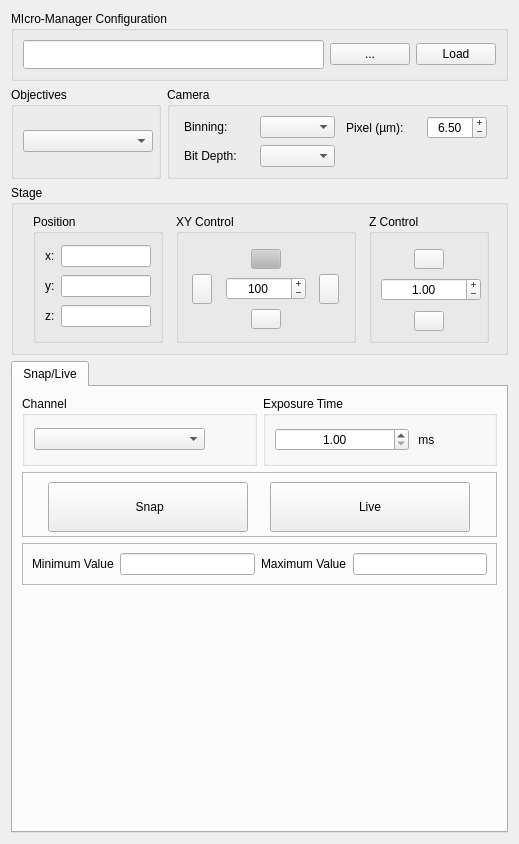
Before: the Qt Designer form micromanager_gui/_ui/micromanager_gui.ui in pymmcore-plus/napari-micromanager, drawn with Qt 5.
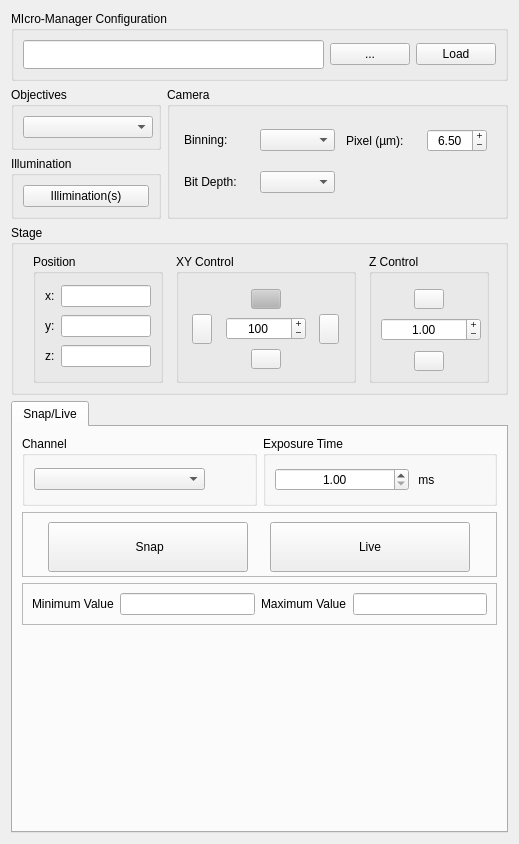
After: the same form once the commit is applied.

Commit message: illumination(s)

```diff
--- a/micromanager_gui/_ui/micromanager_gui.ui
+++ b/micromanager_gui/_ui/micromanager_gui.ui
@@ -10,292 +10,281 @@
     <height>844</height>
    </rect>
   </property>
-  <layout class="QGridLayout" name="gridLayout_3">
-   <item row="4" column="0" colspan="3">
-    <widget class="QTabWidget" name="tabWidget">
-     <property name="enabled">
-      <bool>true</bool>
-     </property>
-     <property name="minimumSize">
+  <layout class="QGridLayout" name="gridLayout_9">
+   <item row="0" column="0">
+    <widget class="QGroupBox" name="groupBox">
+     <property name="maximumSize">
       <size>
-       <width>0</width>
-       <height>0</height>
+       <width>16777215</width>
+       <height>70</height>
       </size>
      </property>
-     <property name="currentIndex">
-      <number>0</number>
+     <property name="title">
+      <string>MIcro-Manager Configuration</string>
      </property>
-     <widget class="QWidget" name="snap_live_tab">
-      <property name="enabled">
-       <bool>true</bool>
-      </property>
-      <attribute name="title">
-       <string>Snap/Live</string>
-      </attribute>
-      <layout class="QGridLayout" name="gridLayout_13">
-       <item row="1" column="0" colspan="2">
-        <widget class="QFrame" name="frame">
-         <property name="maximumSize">
-          <size>
-           <width>16777215</width>
-           <height>65</height>
-          </size>
-         </property>
-         <property name="frameShape">
-          <enum>QFrame::StyledPanel</enum>
-         </property>
-         <property name="frameShadow">
-          <enum>QFrame::Raised</enum>
-         </property>
-         <layout class="QGridLayout" name="gridLayout_10">
-          <item row="0" column="1">
-           <widget class="QPushButton" name="live_Button">
-            <property name="enabled">
-             <bool>true</bool>
-            </property>
-            <property name="minimumSize">
-             <size>
-              <width>200</width>
-              <height>50</height>
-             </size>
-            </property>
-            <property name="maximumSize">
-             <size>
-              <width>200</width>
-              <height>50</height>
-             </size>
-            </property>
-            <property name="text">
-             <string>Live</string>
-            </property>
-           </widget>
-          </item>
-          <item row="0" column="0">
-           <widget class="QPushButton" name="snap_Button">
-            <property name="enabled">
-             <bool>true</bool>
-            </property>
-            <property name="sizePolicy">
-             <sizepolicy hsizetype="Minimum" vsizetype="Fixed">
-              <horstretch>0</horstretch>
-              <verstretch>0</verstretch>
-             </sizepolicy>
-            </property>
-            <property name="minimumSize">
-             <size>
-              <width>200</width>
-              <height>50</height>
-             </size>
-            </property>
-            <property name="maximumSize">
-             <size>
-              <width>200</width>
-              <height>50</height>
-             </size>
-            </property>
-            <property name="text">
-             <string> Snap</string>
-            </property>
-           </widget>
-          </item>
-         </layout>
-        </widget>
-       </item>
-       <item row="0" column="0">
-        <widget class="QGroupBox" name="snap_channel_groupBox">
-         <property name="enabled">
-          <bool>true</bool>
-         </property>
-         <property name="minimumSize">
-          <size>
-           <width>0</width>
-           <height>70</height>
-          </size>
-         </property>
-         <property name="maximumSize">
-          <size>
-           <width>16777215</width>
-           <height>70</height>
-          </size>
-         </property>
-         <property name="title">
-          <string>Channel</string>
-         </property>
-         <layout class="QHBoxLayout" name="horizontalLayout_2">
-          <item>
-           <widget class="QComboBox" name="snap_channel_comboBox">
-            <property name="enabled">
-             <bool>true</bool>
-            </property>
-            <property name="maximumSize">
-             <size>
-              <width>16777215</width>
-              <height>16777215</height>
-             </size>
-            </property>
-           </widget>
-          </item>
-          <item>
-           <spacer name="horizontalSpacer">
-            <property name="orientation">
-             <enum>Qt::Horizontal</enum>
-            </property>
-            <property name="sizeType">
-             <enum>QSizePolicy::Fixed</enum>
-            </property>
-            <property name="sizeHint" stdset="0">
-             <size>
-              <width>40</width>
-              <height>20</height>
-             </size>
-            </property>
-           </spacer>
-          </item>
-         </layout>
-        </widget>
-       </item>
-       <item row="2" column="0" colspan="2">
-        <widget class="QFrame" name="frame_2">
-         <property name="maximumSize">
-          <size>
-           <width>16777215</width>
-           <height>50</height>
-          </size>
-         </property>
-         <property name="frameShape">
-          <enum>QFrame::StyledPanel</enum>
-         </property>
-         <property name="frameShadow">
-          <enum>QFrame::Raised</enum>
-         </property>
-         <layout class="QGridLayout" name="gridLayout_11">
-          <item row="0" column="0">
-           <widget class="QLabel" name="label_18">
-            <property name="enabled">
-             <bool>true</bool>
-            </property>
-            <property name="text">
-             <string>Minimum Value</string>
-            </property>
-           </widget>
-          </item>
-          <item row="0" column="1">
-           <widget class="QLineEdit" name="min_val_lineEdit">
-            <property name="readOnly">
-             <bool>true</bool>
-            </property>
-           </widget>
-          </item>
-          <item row="0" column="2">
-           <widget class="QLabel" name="label_19">
-            <property name="text">
-             <string>Maximum Value</string>
-            </property>
-           </widget>
-          </item>
-          <item row="0" column="3">
-           <widget class="QLineEdit" name="max_val_lineEdit">
-            <property name="readOnly">
-             <bool>true</bool>
-            </property>
-           </widget>
-          </item>
-         </layout>
-        </widget>
-       </item>
-       <item row="4" column="0">
-        <spacer name="verticalSpacer">
-         <property name="orientation">
-          <enum>Qt::Vertical</enum>
-         </property>
-         <property name="sizeHint" stdset="0">
-          <size>
-           <width>20</width>
-           <height>40</height>
-          </size>
-         </property>
-        </spacer>
-       </item>
-       <item row="0" column="1">
-        <widget class="QGroupBox" name="exp_groupBox">
-         <property name="enabled">
-          <bool>true</bool>
-         </property>
-         <property name="minimumSize">
-          <size>
-           <width>0</width>
-           <height>70</height>
-          </size>
-         </property>
-         <property name="maximumSize">
-          <size>
-           <width>16777215</width>
-           <height>70</height>
-          </size>
-         </property>
-         <property name="title">
-          <string>Exposure Time</string>
-         </property>
-         <layout class="QHBoxLayout" name="horizontalLayout_3">
-          <item>
-           <widget class="QDoubleSpinBox" name="exp_spinBox">
-            <property name="enabled">
-             <bool>true</bool>
-            </property>
-            <property name="alignment">
-             <set>Qt::AlignCenter</set>
-            </property>
-            <property name="minimum">
-             <double>1.000000000000000</double>
-            </property>
-            <property name="maximum">
-             <double>100000.000000000000000</double>
-            </property>
-           </widget>
-          </item>
-          <item>
-           <widget class="QLabel" name="label_12">
-            <property name="minimumSize">
-             <size>
-              <width>30</width>
-              <height>0</height>
-             </size>
-            </property>
-            <property name="maximumSize">
-             <size>
-              <width>30</width>
-              <height>16777215</height>
-             </size>
-            </property>
-            <property name="text">
-             <string> ms</string>
-            </property>
-           </widget>
-          </item>
-          <item>
-           <spacer name="horizontalSpacer_2">
-            <property name="orientation">
-             <enum>Qt::Horizontal</enum>
-            </property>
-            <property name="sizeType">
-             <enum>QSizePolicy::Fixed</enum>
-            </property>
-            <property name="sizeHint" stdset="0">
-             <size>
-              <width>40</width>
-              <height>20</height>
-             </size>
-            </property>
-           </spacer>
-          </item>
-         </layout>
-        </widget>
-       </item>
-      </layout>
-     </widget>
+     <layout class="QGridLayout" name="gridLayout">
+      <item row="0" column="0">
+       <widget class="QLineEdit" name="cfg_LineEdit">
+        <property name="sizePolicy">
+         <sizepolicy hsizetype="Expanding" vsizetype="Expanding">
+          <horstretch>0</horstretch>
+          <verstretch>0</verstretch>
+         </sizepolicy>
+        </property>
+        <property name="readOnly">
+         <bool>true</bool>
+        </property>
+       </widget>
+      </item>
+      <item row="0" column="1">
+       <widget class="QPushButton" name="browse_cfg_Button">
+        <property name="sizePolicy">
+         <sizepolicy hsizetype="Fixed" vsizetype="Fixed">
+          <horstretch>0</horstretch>
+          <verstretch>0</verstretch>
+         </sizepolicy>
+        </property>
+        <property name="text">
+         <string>...</string>
+        </property>
+       </widget>
+      </item>
+      <item row="0" column="2">
+       <widget class="QPushButton" name="load_cfg_Button">
+        <property name="sizePolicy">
+         <sizepolicy hsizetype="Fixed" vsizetype="Fixed">
+          <horstretch>0</horstretch>
+          <verstretch>0</verstretch>
+         </sizepolicy>
+        </property>
+        <property name="text">
+         <string>Load</string>
+        </property>
+       </widget>
+      </item>
+     </layout>
     </widget>
    </item>
-   <item row="3" column="0" colspan="3">
+   <item row="1" column="0">
+    <layout class="QGridLayout" name="gridLayout_5">
+     <item row="0" column="0">
+      <widget class="QGroupBox" name="objective_groupBox">
+       <property name="enabled">
+        <bool>true</bool>
+       </property>
+       <property name="minimumSize">
+        <size>
+         <width>130</width>
+         <height>0</height>
+        </size>
+       </property>
+       <property name="maximumSize">
+        <size>
+         <width>150</width>
+         <height>16777215</height>
+        </size>
+       </property>
+       <property name="title">
+        <string>Objectives</string>
+       </property>
+       <layout class="QGridLayout" name="gridLayout_2">
+        <item row="0" column="0">
+         <widget class="QComboBox" name="objective_comboBox">
+          <property name="enabled">
+           <bool>true</bool>
+          </property>
+          <property name="sizePolicy">
+           <sizepolicy hsizetype="Fixed" vsizetype="Fixed">
+            <horstretch>0</horstretch>
+            <verstretch>0</verstretch>
+           </sizepolicy>
+          </property>
+          <property name="minimumSize">
+           <size>
+            <width>130</width>
+            <height>0</height>
+           </size>
+          </property>
+          <property name="maximumSize">
+           <size>
+            <width>150</width>
+            <height>16777215</height>
+           </size>
+          </property>
+          <property name="toolTipDuration">
+           <number>0</number>
+          </property>
+         </widget>
+        </item>
+       </layout>
+      </widget>
+     </item>
+     <item row="0" column="1" rowspan="2">
+      <widget class="QGroupBox" name="camera_groupBox">
+       <property name="enabled">
+        <bool>true</bool>
+       </property>
+       <property name="sizePolicy">
+        <sizepolicy hsizetype="Expanding" vsizetype="Preferred">
+         <horstretch>0</horstretch>
+         <verstretch>0</verstretch>
+        </sizepolicy>
+       </property>
+       <property name="minimumSize">
+        <size>
+         <width>0</width>
+         <height>0</height>
+        </size>
+       </property>
+       <property name="maximumSize">
+        <size>
+         <width>16777215</width>
+         <height>16777215</height>
+        </size>
+       </property>
+       <property name="title">
+        <string>Camera</string>
+       </property>
+       <layout class="QGridLayout" name="gridLayout_6">
+        <item row="0" column="0">
+         <widget class="QLabel" name="label_22">
+          <property name="sizePolicy">
+           <sizepolicy hsizetype="Preferred" vsizetype="Fixed">
+            <horstretch>0</horstretch>
+            <verstretch>0</verstretch>
+           </sizepolicy>
+          </property>
+          <property name="maximumSize">
+           <size>
+            <width>65</width>
+            <height>16777215</height>
+           </size>
+          </property>
+          <property name="text">
+           <string>Binning:</string>
+          </property>
+         </widget>
+        </item>
+        <item row="0" column="1">
+         <widget class="QComboBox" name="bin_comboBox">
+          <property name="enabled">
+           <bool>true</bool>
+          </property>
+          <property name="sizePolicy">
+           <sizepolicy hsizetype="Expanding" vsizetype="Fixed">
+            <horstretch>0</horstretch>
+            <verstretch>0</verstretch>
+           </sizepolicy>
+          </property>
+          <property name="maximumSize">
+           <size>
+            <width>75</width>
+            <height>16777215</height>
+           </size>
+          </property>
+         </widget>
+        </item>
+        <item row="0" column="2">
+         <widget class="QLabel" name="label">
+          <property name="minimumSize">
+           <size>
+            <width>70</width>
+            <height>0</height>
+           </size>
+          </property>
+          <property name="maximumSize">
+           <size>
+            <width>70</width>
+            <height>16777215</height>
+           </size>
+          </property>
+          <property name="text">
+           <string>Pixel (µm):</string>
+          </property>
+         </widget>
+        </item>
+        <item row="1" column="1">
+         <widget class="QComboBox" name="bit_comboBox">
+          <property name="enabled">
+           <bool>true</bool>
+          </property>
+          <property name="sizePolicy">
+           <sizepolicy hsizetype="Expanding" vsizetype="Fixed">
+            <horstretch>0</horstretch>
+            <verstretch>0</verstretch>
+           </sizepolicy>
+          </property>
+          <property name="maximumSize">
+           <size>
+            <width>75</width>
+            <height>16777215</height>
+           </size>
+          </property>
+         </widget>
+        </item>
+        <item row="1" column="0">
+         <widget class="QLabel" name="label_6">
+          <property name="sizePolicy">
+           <sizepolicy hsizetype="Preferred" vsizetype="Fixed">
+            <horstretch>0</horstretch>
+            <verstretch>0</verstretch>
+           </sizepolicy>
+          </property>
+          <property name="maximumSize">
+           <size>
+            <width>65</width>
+            <height>16777215</height>
+           </size>
+          </property>
+          <property name="text">
+           <string>Bit Depth:</string>
+          </property>
+         </widget>
+        </item>
+        <item row="0" column="3">
+         <widget class="QDoubleSpinBox" name="px_size_doubleSpinBox">
+          <property name="maximumSize">
+           <size>
+            <width>60</width>
+            <height>16777215</height>
+           </size>
+          </property>
+          <property name="alignment">
+           <set>Qt::AlignCenter</set>
+          </property>
+          <property name="buttonSymbols">
+           <enum>QAbstractSpinBox::PlusMinus</enum>
+          </property>
+          <property name="minimum">
+           <double>1.000000000000000</double>
+          </property>
+          <property name="value">
+           <double>6.500000000000000</double>
+          </property>
+         </widget>
+        </item>
+       </layout>
+      </widget>
+     </item>
+     <item row="1" column="0">
+      <widget class="QGroupBox" name="groupBox_2">
+       <property name="title">
+        <string>Illumination</string>
+       </property>
+       <layout class="QGridLayout" name="gridLayout_3">
+        <item row="0" column="0">
+         <widget class="QPushButton" name="illumination_Button">
+          <property name="text">
+           <string>Illimination(s)</string>
+          </property>
+         </widget>
+        </item>
+       </layout>
+      </widget>
+     </item>
+    </layout>
+   </item>
+   <item row="2" column="0">
     <widget class="QGroupBox" name="stage_groupBox">
      <property name="enabled">
       <bool>true</bool>
@@ -727,68 +716,10 @@
      </layout>
     </widget>
    </item>
-   <item row="1" column="0" rowspan="2">
-    <widget class="QGroupBox" name="objective_groupBox">
+   <item row="3" column="0">
+    <widget class="QTabWidget" name="tabWidget">
      <property name="enabled">
       <bool>true</bool>
-     </property>
-     <property name="minimumSize">
-      <size>
-       <width>130</width>
-       <height>0</height>
-      </size>
-     </property>
-     <property name="maximumSize">
-      <size>
-       <width>150</width>
-       <height>16777215</height>
-      </size>
-     </property>
-     <property name="title">
-      <string>Objectives</string>
-     </property>
-     <layout class="QGridLayout" name="gridLayout_2">
-      <item row="0" column="0">
-       <widget class="QComboBox" name="objective_comboBox">
-        <property name="enabled">
-         <bool>true</bool>
-        </property>
-        <property name="sizePolicy">
-         <sizepolicy hsizetype="Fixed" vsizetype="Fixed">
-          <horstretch>0</horstretch>
-          <verstretch>0</verstretch>
-         </sizepolicy>
-        </property>
-        <property name="minimumSize">
-         <size>
-          <width>130</width>
-          <height>0</height>
-         </size>
-        </property>
-        <property name="maximumSize">
-         <size>
-          <width>150</width>
-          <height>16777215</height>
-         </size>
-        </property>
-        <property name="toolTipDuration">
-         <number>0</number>
-        </property>
-       </widget>
-      </item>
-     </layout>
-    </widget>
-   </item>
-   <item row="1" column="1" rowspan="2" colspan="2">
-    <widget class="QGroupBox" name="camera_groupBox">
-     <property name="enabled">
-      <bool>true</bool>
-     </property>
-     <property name="sizePolicy">
-      <sizepolicy hsizetype="Expanding" vsizetype="Preferred">
-       <horstretch>0</horstretch>
-       <verstretch>0</verstretch>
-      </sizepolicy>
      </property>
      <property name="minimumSize">
       <size>
@@ -796,188 +727,277 @@
        <height>0</height>
       </size>
      </property>
-     <property name="maximumSize">
-      <size>
-       <width>16777215</width>
-       <height>16777215</height>
-      </size>
+     <property name="currentIndex">
+      <number>0</number>
      </property>
-     <property name="title">
-      <string>Camera</string>
-     </property>
-     <layout class="QGridLayout" name="gridLayout_6">
-      <item row="0" column="0">
-       <widget class="QLabel" name="label_22">
-        <property name="sizePolicy">
-         <sizepolicy hsizetype="Preferred" vsizetype="Fixed">
-          <horstretch>0</horstretch>
-          <verstretch>0</verstretch>
-         </sizepolicy>
-        </property>
-        <property name="maximumSize">
-         <size>
-          <width>65</width>
-          <height>16777215</height>
-         </size>
-        </property>
-        <property name="text">
-         <string>Binning:</string>
-        </property>
-       </widget>
-      </item>
-      <item row="0" column="1">
-       <widget class="QComboBox" name="bin_comboBox">
-        <property name="enabled">
-         <bool>true</bool>
-        </property>
-        <property name="sizePolicy">
-         <sizepolicy hsizetype="Expanding" vsizetype="Fixed">
-          <horstretch>0</horstretch>
-          <verstretch>0</verstretch>
-         </sizepolicy>
-        </property>
-        <property name="maximumSize">
-         <size>
-          <width>75</width>
-          <height>16777215</height>
-         </size>
-        </property>
-       </widget>
-      </item>
-      <item row="0" column="2">
-       <widget class="QLabel" name="label">
-        <property name="minimumSize">
-         <size>
-          <width>70</width>
-          <height>0</height>
-         </size>
-        </property>
-        <property name="maximumSize">
-         <size>
-          <width>70</width>
-          <height>16777215</height>
-         </size>
-        </property>
-        <property name="text">
-         <string>Pixel (µm):</string>
-        </property>
-       </widget>
-      </item>
-      <item row="1" column="1">
-       <widget class="QComboBox" name="bit_comboBox">
-        <property name="enabled">
-         <bool>true</bool>
-        </property>
-        <property name="sizePolicy">
-         <sizepolicy hsizetype="Expanding" vsizetype="Fixed">
-          <horstretch>0</horstretch>
-          <verstretch>0</verstretch>
-         </sizepolicy>
-        </property>
-        <property name="maximumSize">
-         <size>
-          <width>75</width>
-          <height>16777215</height>
-         </size>
-        </property>
-       </widget>
-      </item>
-      <item row="1" column="0">
-       <widget class="QLabel" name="label_6">
-        <property name="sizePolicy">
-         <sizepolicy hsizetype="Preferred" vsizetype="Fixed">
-          <horstretch>0</horstretch>
-          <verstretch>0</verstretch>
-         </sizepolicy>
-        </property>
-        <property name="maximumSize">
-         <size>
-          <width>65</width>
-          <height>16777215</height>
-         </size>
-        </property>
-        <property name="text">
-         <string>Bit Depth:</string>
-        </property>
-       </widget>
-      </item>
-      <item row="0" column="3">
-       <widget class="QDoubleSpinBox" name="px_size_doubleSpinBox">
-        <property name="maximumSize">
-         <size>
-          <width>60</width>
-          <height>16777215</height>
-         </size>
-        </property>
-        <property name="alignment">
-         <set>Qt::AlignCenter</set>
-        </property>
-        <property name="buttonSymbols">
-         <enum>QAbstractSpinBox::PlusMinus</enum>
-        </property>
-        <property name="minimum">
-         <double>1.000000000000000</double>
-        </property>
-        <property name="value">
-         <double>6.500000000000000</double>
-        </property>
-       </widget>
-      </item>
-     </layout>
-    </widget>
-   </item>
-   <item row="0" column="0" colspan="3">
-    <widget class="QGroupBox" name="groupBox">
-     <property name="maximumSize">
-      <size>
-       <width>16777215</width>
-       <height>70</height>
-      </size>
-     </property>
-     <property name="title">
-      <string>MIcro-Manager Configuration</string>
-     </property>
-     <layout class="QGridLayout" name="gridLayout">
-      <item row="0" column="0">
-       <widget class="QLineEdit" name="cfg_LineEdit">
-        <property name="sizePolicy">
-         <sizepolicy hsizetype="Expanding" vsizetype="Expanding">
-          <horstretch>0</horstretch>
-          <verstretch>0</verstretch>
-         </sizepolicy>
-        </property>
-        <property name="readOnly">
-         <bool>true</bool>
-        </property>
-       </widget>
-      </item>
-      <item row="0" column="1">
-       <widget class="QPushButton" name="browse_cfg_Button">
-        <property name="sizePolicy">
-         <sizepolicy hsizetype="Fixed" vsizetype="Fixed">
-          <horstretch>0</horstretch>
-          <verstretch>0</verstretch>
-         </sizepolicy>
-        </property>
-        <property name="text">
-         <string>...</string>
-        </property>
-       </widget>
-      </item>
-      <item row="0" column="2">
-       <widget class="QPushButton" name="load_cfg_Button">
-        <property name="sizePolicy">
-         <sizepolicy hsizetype="Fixed" vsizetype="Fixed">
-          <horstretch>0</horstretch>
-          <verstretch>0</verstretch>
-         </sizepolicy>
-        </property>
-        <property name="text">
-         <string>Load</string>
-        </property>
-       </widget>
-      </item>
-     </layout>
+     <widget class="QWidget" name="snap_live_tab">
+      <property name="enabled">
+       <bool>true</bool>
+      </property>
+      <attribute name="title">
+       <string>Snap/Live</string>
+      </attribute>
+      <layout class="QGridLayout" name="gridLayout_13">
+       <item row="1" column="0" colspan="2">
+        <widget class="QFrame" name="frame">
+         <property name="maximumSize">
+          <size>
+           <width>16777215</width>
+           <height>65</height>
+          </size>
+         </property>
+         <property name="frameShape">
+          <enum>QFrame::StyledPanel</enum>
+         </property>
+         <property name="frameShadow">
+          <enum>QFrame::Raised</enum>
+         </property>
+         <layout class="QGridLayout" name="gridLayout_10">
+          <item row="0" column="1">
+           <widget class="QPushButton" name="live_Button">
+            <property name="enabled">
+             <bool>true</bool>
+            </property>
+            <property name="minimumSize">
+             <size>
+              <width>200</width>
+              <height>50</height>
+             </size>
+            </property>
+            <property name="maximumSize">
+             <size>
+              <width>200</width>
+              <height>50</height>
+             </size>
+            </property>
+            <property name="text">
+             <string>Live</string>
+            </property>
+           </widget>
+          </item>
+          <item row="0" column="0">
+           <widget class="QPushButton" name="snap_Button">
+            <property name="enabled">
+             <bool>true</bool>
+            </property>
+            <property name="sizePolicy">
+             <sizepolicy hsizetype="Minimum" vsizetype="Fixed">
+              <horstretch>0</horstretch>
+              <verstretch>0</verstretch>
+             </sizepolicy>
+            </property>
+            <property name="minimumSize">
+             <size>
+              <width>200</width>
+              <height>50</height>
+             </size>
+            </property>
+            <property name="maximumSize">
+             <size>
+              <width>200</width>
+              <height>50</height>
+             </size>
+            </property>
+            <property name="text">
+             <string> Snap</string>
+            </property>
+           </widget>
+          </item>
+         </layout>
+        </widget>
+       </item>
+       <item row="0" column="0">
+        <widget class="QGroupBox" name="snap_channel_groupBox">
+         <property name="enabled">
+          <bool>true</bool>
+         </property>
+         <property name="minimumSize">
+          <size>
+           <width>0</width>
+           <height>70</height>
+          </size>
+         </property>
+         <property name="maximumSize">
+          <size>
+           <width>16777215</width>
+           <height>70</height>
+          </size>
+         </property>
+         <property name="title">
+          <string>Channel</string>
+         </property>
+         <layout class="QHBoxLayout" name="horizontalLayout_2">
+          <item>
+           <widget class="QComboBox" name="snap_channel_comboBox">
+            <property name="enabled">
+             <bool>true</bool>
+            </property>
+            <property name="maximumSize">
+             <size>
+              <width>16777215</width>
+              <height>16777215</height>
+             </size>
+            </property>
+           </widget>
+          </item>
+          <item>
+           <spacer name="horizontalSpacer">
+            <property name="orientation">
+             <enum>Qt::Horizontal</enum>
+            </property>
+            <property name="sizeType">
+             <enum>QSizePolicy::Fixed</enum>
+            </property>
+            <property name="sizeHint" stdset="0">
+             <size>
+              <width>40</width>
+              <height>20</height>
+             </size>
+            </property>
+           </spacer>
+          </item>
+         </layout>
+        </widget>
+       </item>
+       <item row="2" column="0" colspan="2">
+        <widget class="QFrame" name="frame_2">
+         <property name="maximumSize">
+          <size>
+           <width>16777215</width>
+           <height>50</height>
+          </size>
+         </property>
+         <property name="frameShape">
+          <enum>QFrame::StyledPanel</enum>
+         </property>
+         <property name="frameShadow">
+          <enum>QFrame::Raised</enum>
+         </property>
+         <layout class="QGridLayout" name="gridLayout_11">
+          <item row="0" column="0">
+           <widget class="QLabel" name="label_18">
+            <property name="enabled">
+             <bool>true</bool>
+            </property>
+            <property name="text">
+             <string>Minimum Value</string>
+            </property>
+           </widget>
+          </item>
+          <item row="0" column="1">
+           <widget class="QLineEdit" name="min_val_lineEdit">
+            <property name="readOnly">
+             <bool>true</bool>
+            </property>
+           </widget>
+          </item>
+          <item row="0" column="2">
+           <widget class="QLabel" name="label_19">
+            <property name="text">
+             <string>Maximum Value</string>
+            </property>
+           </widget>
+          </item>
+          <item row="0" column="3">
+           <widget class="QLineEdit" name="max_val_lineEdit">
+            <property name="readOnly">
+             <bool>true</bool>
+            </property>
+           </widget>
+          </item>
+         </layout>
+        </widget>
+       </item>
+       <item row="4" column="0">
+        <spacer name="verticalSpacer">
+         <property name="orientation">
+          <enum>Qt::Vertical</enum>
+         </property>
+         <property name="sizeHint" stdset="0">
+          <size>
+           <width>20</width>
+           <height>40</height>
+          </size>
+         </property>
+        </spacer>
+       </item>
+       <item row="0" column="1">
+        <widget class="QGroupBox" name="exp_groupBox">
+         <property name="enabled">
+          <bool>true</bool>
+         </property>
+         <property name="minimumSize">
+          <size>
+           <width>0</width>
+           <height>70</height>
+          </size>
+         </property>
+         <property name="maximumSize">
+          <size>
+           <width>16777215</width>
+           <height>70</height>
+          </size>
+         </property>
+         <property name="title">
+          <string>Exposure Time</string>
+         </property>
+         <layout class="QHBoxLayout" name="horizontalLayout_3">
+          <item>
+           <widget class="QDoubleSpinBox" name="exp_spinBox">
+            <property name="enabled">
+             <bool>true</bool>
+            </property>
+            <property name="alignment">
+             <set>Qt::AlignCenter</set>
+            </property>
+            <property name="minimum">
+             <double>1.000000000000000</double>
+            </property>
+            <property name="maximum">
+             <double>100000.000000000000000</double>
+            </property>
+           </widget>
+          </item>
+          <item>
+           <widget class="QLabel" name="label_12">
+            <property name="minimumSize">
+             <size>
+              <width>30</width>
+              <height>0</height>
+             </size>
+            </property>
+            <property name="maximumSize">
+             <size>
+              <width>30</width>
+              <height>16777215</height>
+             </size>
+            </property>
+            <property name="text">
+             <string> ms</string>
+            </property>
+           </widget>
+          </item>
+          <item>
+           <spacer name="horizontalSpacer_2">
+            <property name="orientation">
+             <enum>Qt::Horizontal</enum>
+            </property>
+            <property name="sizeType">
+             <enum>QSizePolicy::Fixed</enum>
+            </property>
+            <property name="sizeHint" stdset="0">
+             <size>
+              <width>40</width>
+              <height>20</height>
+             </size>
+            </property>
+           </spacer>
+          </item>
+         </layout>
+        </widget>
+       </item>
+      </layout>
+     </widget>
     </widget>
    </item>
   </layout>
```
The commit also changes 2 other files.
